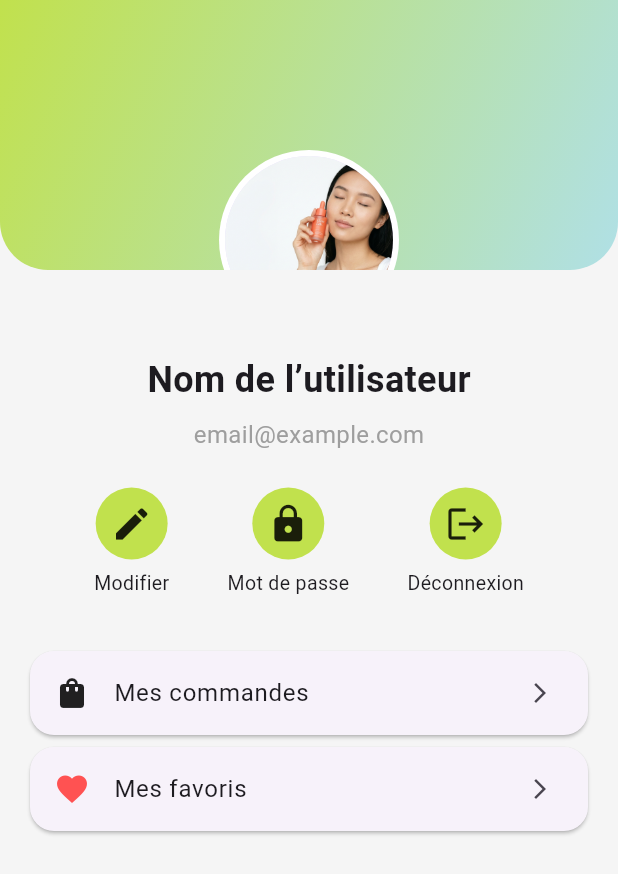
After one commit to desse20/skincare_app, a Flutter app: the ProfileScreen screen opened by its route, on a phone screen of 412 x 824 dp. The commit adds this screen. Shown: the top 874 px of the screen. Run offline on Flutter 3.47's test engine with Material 3 defaults, Android fonts, the phone set to English and light mode, and no system bars; our stand-ins replace shared_preferences; accounts and stored records are empty.

Commit message:
implémentation de de la page profile

```diff
--- a/lib/routes/app_routes.dart
+++ b/lib/routes/app_routes.dart
@@ -3,4 +3,5 @@ class AppRoutes {
   static const String collections = '/collections';
   static const String productDetail = '/product-detail';
   static const String cart = '/cart';
+  static const String profile = '/profile';
 }
--- a/lib/routes/route_generator.dart
+++ b/lib/routes/route_generator.dart
@@ -3,6 +3,7 @@ import '../screens/home_screen.dart';
 import '../screens/collections_screen.dart';
 import '../screens/product_detail_screen.dart';
 import '../screens/cart_screen.dart';
+import '../screens/profile_screen.dart';
 import 'app_routes.dart';
 import '../models/favorites_model.dart';
 
@@ -30,6 +31,8 @@ class RouteGenerator {
         return _errorRoute();
       case AppRoutes.cart:
         return MaterialPageRoute(builder: (_) => const CartScreen());
+      case AppRoutes.profile:
+        return MaterialPageRoute(builder: (_) => const ProfileScreen());
       default:
         return _errorRoute();
     }
--- /dev/null
+++ b/lib/screens/profile_screen.dart
@@ -0,0 +1,137 @@
+import 'package:flutter/material.dart';
+
+class ProfileScreen extends StatelessWidget {
+  const ProfileScreen({super.key});
+
+  @override
+  Widget build(BuildContext context) {
+    return Scaffold(
+      backgroundColor: Colors.grey[100],
+      body: SingleChildScrollView(
+        child: Column(
+          children: [
+            Stack(
+              alignment: Alignment.center,
+              children: [
+                Container(
+                  height: 180,
+                  decoration: const BoxDecoration(
+                    gradient: LinearGradient(
+                      colors: [Color(0xFFC1E14D), Color(0xFFB0E0E6)],
+                      begin: Alignment.topLeft,
+                      end: Alignment.bottomRight,
+                    ),
+                    borderRadius: BorderRadius.only(
+                      bottomLeft: Radius.circular(32),
+                      bottomRight: Radius.circular(32),
+                    ),
+                  ),
+                ),
+                Positioned(
+                  bottom: -40,
+                  child: CircleAvatar(
+                    radius: 60,
+                    backgroundColor: Colors.white,
+                    child: const CircleAvatar(
+                      radius: 56,
+                      backgroundImage: AssetImage('assets/images/hero_model.png'),
+                    ),
+                  ),
+                ),
+              ],
+            ),
+            const SizedBox(height: 56),
+            const Text(
+              'Nom de l’utilisateur',
+              style: TextStyle(fontSize: 24, fontWeight: FontWeight.bold),
+            ),
+            const SizedBox(height: 8),
+            const Text(
+              'email@example.com',
+              style: TextStyle(fontSize: 16, color: Colors.grey),
+            ),
+            const SizedBox(height: 24),
+            Padding(
+              padding: const EdgeInsets.symmetric(horizontal: 24.0),
+              child: Row(
+                mainAxisAlignment: MainAxisAlignment.spaceEvenly,
+                children: [
+                  _ProfileActionButton(
+                    icon: Icons.edit,
+                    label: 'Modifier',
+                    onTap: () {},
+                  ),
+                  _ProfileActionButton(
+                    icon: Icons.lock,
+                    label: 'Mot de passe',
+                    onTap: () {},
+                  ),
+                  _ProfileActionButton(
+                    icon: Icons.logout,
+                    label: 'Déconnexion',
+                    onTap: () {},
+                  ),
+                ],
+              ),
+            ),
+            const SizedBox(height: 32),
+            Padding(
+              padding: const EdgeInsets.symmetric(horizontal: 16.0),
+              child: Column(
+                children: [
+                  Card(
+                    shape: RoundedRectangleBorder(borderRadius: BorderRadius.circular(16)),
+                    child: ListTile(
+                      leading: const Icon(Icons.shopping_bag, color: Colors.black87),
+                      title: const Text('Mes commandes'),
+                      trailing: const Icon(Icons.arrow_forward_ios, size: 16),
+                      onTap: () {},
+                    ),
+                  ),
+                  Card(
+                    shape: RoundedRectangleBorder(borderRadius: BorderRadius.circular(16)),
+                    child: ListTile(
+                      leading: const Icon(Icons.favorite, color: Colors.redAccent),
+                      title: const Text('Mes favoris'),
+                      trailing: const Icon(Icons.arrow_forward_ios, size: 16),
+                      onTap: () {},
+                    ),
+                  ),
+                ],
+              ),
+            ),
+            const SizedBox(height: 24),
+          ],
+        ),
+      ),
+    );
+  }
+}
+
+class _ProfileActionButton extends StatelessWidget {
+  final IconData icon;
+  final String label;
+  final VoidCallback onTap;
+  const _ProfileActionButton({required this.icon, required this.label, required this.onTap});
+
+  @override
+  Widget build(BuildContext context) {
+    return Column(
+      children: [
+        Ink(
+          decoration: const ShapeDecoration(
+            color: Color(0xFFC1E14D),
+            shape: CircleBorder(),
+          ),
+          child: IconButton(
+            icon: Icon(icon, color: Colors.black87),
+            onPressed: onTap,
+            iconSize: 28,
+          ),
+        ),
+        const SizedBox(height: 6),
+        Text(label, style: const TextStyle(fontSize: 13)),
+      ],
+    );
+  }
+}
--- a/lib/widgets/custom_bottom_nav.dart
+++ b/lib/widgets/custom_bottom_nav.dart
@@ -11,7 +11,7 @@ class CustomBottomNav extends StatelessWidget {
     if (index == 0) Navigator.pushReplacementNamed(context, AppRoutes.home);
     if (index == 2) Navigator.pushReplacementNamed(context, AppRoutes.cart);
     if (index == 1) Navigator.pushReplacementNamed(context, AppRoutes.collections);
-    if (index == 3) Navigator.pushReplacementNamed(context, AppRoutes.productDetail);
+    if (index == 3) Navigator.pushReplacementNamed(context, AppRoutes.profile);
   }
 
   @override
```
